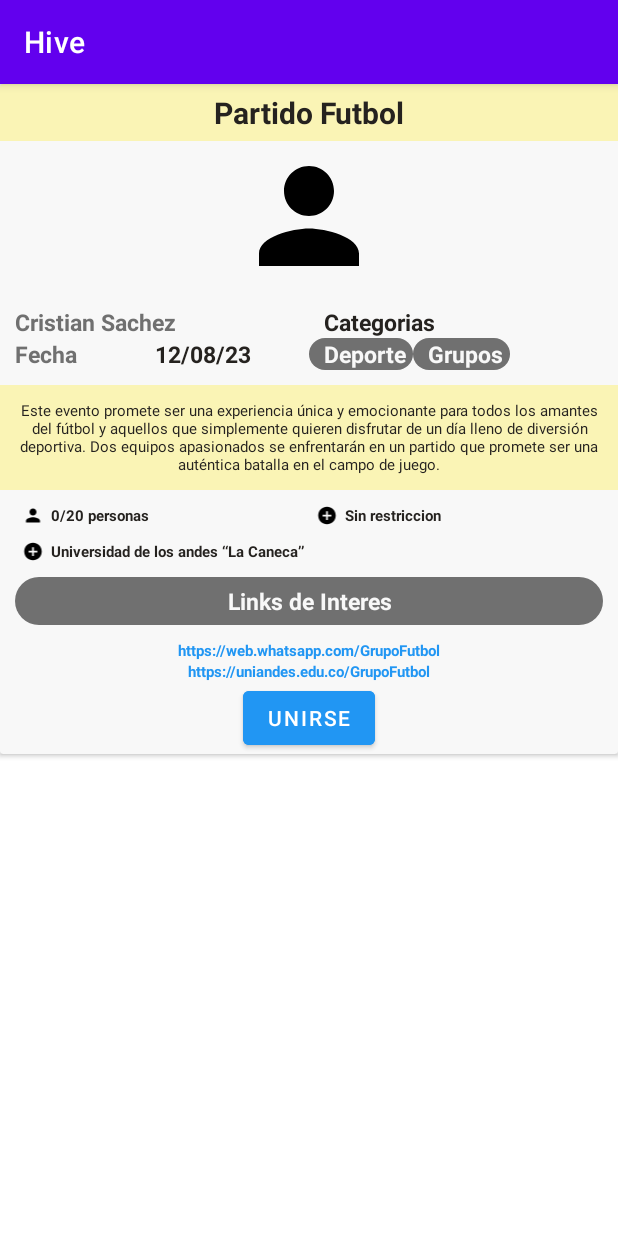
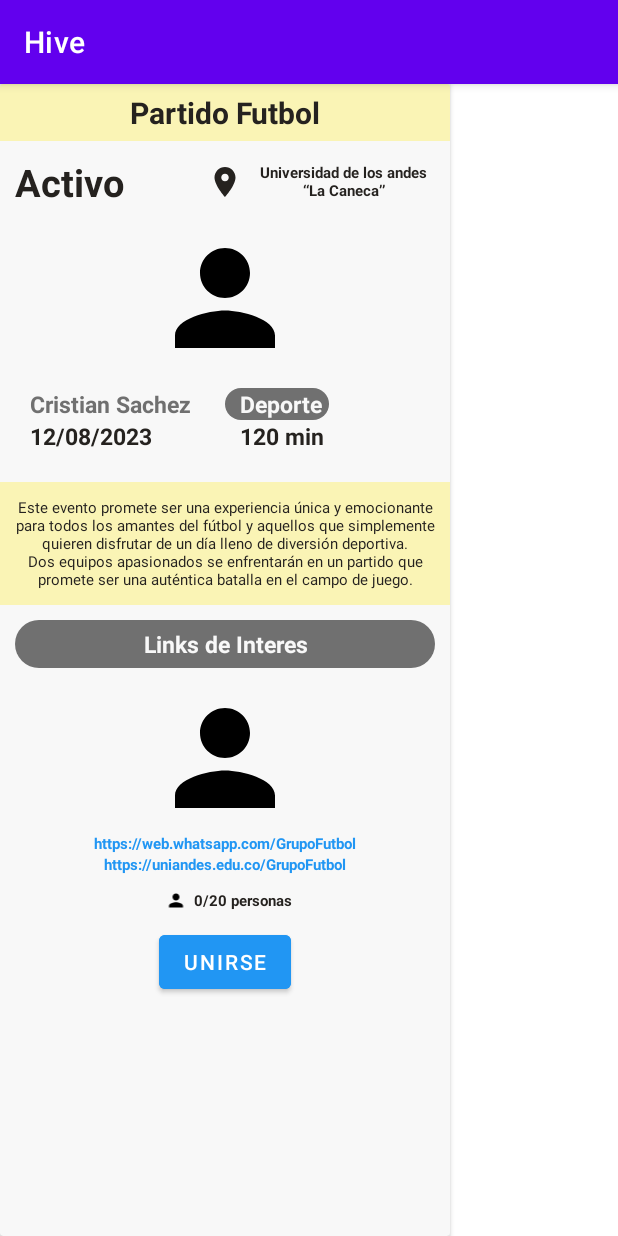
Before and after one commit to ISIS3510-202320-Team31/Android-Kotlin, an Android app: the fragment EventDetailFragment shown on its own in the app's theme, on a phone screen of 412 x 824 dp. Run offline under Robolectric (Android 15) with nearby library versions, the light colour scheme and no system bars; network calls fail.

Commit message:
fixing home and event detail

```diff
--- a/app/src/main/java/com/example/hive/model/adapters/EventsAdapter.kt
+++ b/app/src/main/java/com/example/hive/model/adapters/EventsAdapter.kt
@@ -38,6 +38,7 @@ class EventsAdapter : RecyclerView.Adapter<EventsAdapter.MListHolder>() {
         )
     }
 
+
     override fun getItemCount(): Int {
         return differ.currentList.size
     }
@@ -65,11 +66,24 @@ class EventsAdapter : RecyclerView.Adapter<EventsAdapter.MListHolder>() {
             val eventNameTextView = detailDialog.findViewById<TextView>(R.id.title)
             eventNameTextView.text = event.name
 
+            val eventEstadoTextView = detailDialog.findViewById<TextView>(R.id.estado)
+            if (event.state) {
+                eventEstadoTextView.text = "Activo"
+            } else {
+                eventEstadoTextView.text = "Inactivo"
+            }
+
+            val eventCategoryTextView = detailDialog.findViewById<TextView>(R.id.categoria)
+            eventCategoryTextView.text = event.category
+
             val eventCreatorTextView = detailDialog.findViewById<TextView>(R.id.creador)
             eventCreatorTextView.text = event.creator
 
             val eventDateTextView = detailDialog.findViewById<TextView>(R.id.fecha)
             eventDateTextView.text = newDate
+
+            val eventDuracionTextView = detailDialog.findViewById<TextView>(R.id.duracion)
+            eventDuracionTextView.text = event.duration.toString()+" minutos"
 
             val eventDescriptionTextView = detailDialog.findViewById<TextView>(R.id.descripcion)
             eventDescriptionTextView.text = event.description
--- a/app/src/main/res/layout/fragment_event_detail.xml
+++ b/app/src/main/res/layout/fragment_event_detail.xml
@@ -2,135 +2,143 @@
 <androidx.cardview.widget.CardView
     xmlns:android="http://schemas.android.com/apk/res/android"
     xmlns:app="http://schemas.android.com/apk/res-auto"
-    android:layout_width="match_parent"
-    android:layout_height="wrap_content"
+    android:layout_width="300dp"
+    android:layout_height="match_parent"
     app:cardBackgroundColor="#F8F8F8">
 
     <LinearLayout
         android:layout_width="match_parent"
-        android:layout_height="match_parent"
+        android:layout_height="wrap_content"
         android:orientation="vertical">
 
         <TextView
             android:id="@+id/title"
             android:layout_width="match_parent"
-            android:layout_height="wrap_content"
+            android:layout_height="match_parent"
+            android:layout_weight="1"
+            android:background="#faf4b5"
             android:padding="5dp"
+            android:text="Partido Futbol"
             android:textAlignment="center"
-            android:background="#faf4b5"
-            android:text="Partido Futbol"
+            android:textColor="#25221F"
             android:textSize="20dp"
-            android:textStyle="bold"
-            android:textColor="#25221F" />
+            android:textStyle="bold" />
+
+        <LinearLayout
+            android:layout_width="match_parent"
+            android:layout_height="match_parent"
+            android:layout_weight="1"
+            android:layout_margin="10dp"
+            android:orientation="horizontal">
+
+            <TextView
+                android:id="@+id/estado"
+                android:layout_width="match_parent"
+                android:layout_height="wrap_content"
+                android:layout_weight="2"
+                android:text="Activo"
+                android:textAlignment="viewStart"
+                android:textColor="#25221F"
+                android:textSize="25dp"
+                android:textStyle="bold" />
+
+            <ImageView
+                android:id="@+id/imgLugar"
+                android:layout_width="wrap_content"
+                android:layout_height="match_parent"
+                android:padding="5dp"
+                android:src="@drawable/ic_baseline_room_24" />
+
+            <TextView
+                android:id="@+id/lugar"
+                android:layout_width="match_parent"
+                android:layout_height="match_parent"
+                android:layout_weight="2"
+                android:gravity="center"
+                android:text="Universidad de los andes “La Caneca”"
+                android:textColor="#25221F"
+                android:textSize="10dp"
+                android:textStyle="bold"
+                app:layout_constraintStart_toStartOf="parent" />
+
+        </LinearLayout>
 
         <ImageView
             android:id="@+id/imagen"
             android:layout_width="match_parent"
             android:layout_height="100dp"
+            android:layout_weight="1"
             android:src="@drawable/ic_baseline_person_24"
             app:layout_constraintTop_toBottomOf="@+id/title" />
 
         <LinearLayout
             android:id="@+id/info"
             android:layout_width="match_parent"
-            android:layout_height="wrap_content"
-            android:layout_marginTop="10dp"
+            android:layout_height="match_parent"
+            android:layout_weight="1"
+            android:layout_margin="10dp"
             android:orientation="horizontal"
             app:layout_constraintTop_toBottomOf="@+id/imagen">
 
             <LinearLayout
                 android:layout_width="match_parent"
                 android:layout_height="wrap_content"
-                android:layout_weight="1"
+                android:layout_weight="2"
                 android:orientation="vertical">
 
                 <TextView
                     android:id="@+id/creador"
-                    android:layout_width="match_parent"
+                    android:layout_width="wrap_content"
                     android:layout_height="wrap_content"
                     android:paddingLeft="10dp"
+                    android:text="Cristian Sachez"
                     android:textAlignment="viewStart"
-                    android:text="Cristian Sachez"
+                    android:textColor="#707070"
                     android:textSize="15dp"
-                    android:textStyle="bold"
-                    android:textColor="#707070" />
-                <LinearLayout
-                    android:layout_width="match_parent"
-                    android:layout_height="match_parent"
-                    android:layout_weight="1"
-                    android:orientation="horizontal">
+                    android:textStyle="bold" />
 
-                    <TextView
-                        android:id="@+id/fechaText"
-                        android:layout_width="match_parent"
-                        android:layout_height="wrap_content"
-                        android:layout_weight="1"
-                        android:paddingLeft="10dp"
-                        android:textAlignment="viewStart"
-                        android:text="Fecha"
-                        android:textColor="#707070"
-                        android:textSize="15dp"
-                        android:textStyle="bold" />
 
-                    <TextView
-                        android:id="@+id/fecha"
-                        android:layout_width="match_parent"
-                        android:layout_height="wrap_content"
-                        android:layout_weight="1"
-                        android:textAlignment="viewStart"
-                        android:text="12/08/23"
-                        android:textColor="#25221F"
-                        android:textSize="15dp"
-                        android:textStyle="bold" />
-
-                </LinearLayout>
+                <TextView
+                    android:id="@+id/fecha"
+                    android:layout_width="wrap_content"
+                    android:layout_height="wrap_content"
+                    android:paddingLeft="10dp"
+                    android:text="12/08/2023"
+                    android:textAlignment="viewStart"
+                    android:textColor="#25221F"
+                    android:textSize="15dp"
+                    android:textStyle="bold" />
 
             </LinearLayout>
 
             <LinearLayout
                 android:layout_width="match_parent"
                 android:layout_height="wrap_content"
-                android:layout_weight="1"
+                android:layout_weight="2"
                 android:orientation="vertical">
 
                 <TextView
-                    android:id="@+id/categorias"
-                    android:layout_width="match_parent"
+                    android:id="@+id/categoria"
+                    android:layout_width="wrap_content"
+                    android:layout_height="wrap_content"
+                    android:background="@drawable/round_grey"
+                    android:paddingLeft="10dp"
+                    android:text="Deporte"
+                    android:textAlignment="viewStart"
+                    android:textColor="#F8F8F8"
+                    android:textSize="15dp"
+                    android:textStyle="bold" />
+
+                <TextView
+                    android:id="@+id/duracion"
+                    android:layout_width="wrap_content"
                     android:layout_height="wrap_content"
                     android:paddingLeft="10dp"
+                    android:text="120 min"
                     android:textAlignment="viewStart"
-                    android:text="Categorias"
+                    android:textColor="#25221F"
                     android:textSize="15dp"
-                    android:textStyle="bold"
-                    android:textColor="#25221F" />
-                <LinearLayout
-                    android:layout_width="match_parent"
-                    android:layout_height="match_parent"
-                    android:layout_weight="1"
-                    android:orientation="horizontal">
-                    <TextView
-                        android:id="@+id/categoria1"
-                        android:layout_width="wrap_content"
-                        android:layout_height="wrap_content"
-                        android:paddingLeft="10dp"
-                        android:textAlignment="viewStart"
-                        android:background="@drawable/round_grey"
-                        android:text="Deporte"
-                        android:textSize="15dp"
-                        android:textStyle="bold"
-                        android:textColor="#F8F8F8" />
-                    <TextView
-                        android:id="@+id/categoria2"
-                        android:layout_width="wrap_content"
-                        android:layout_height="wrap_content"
-                        android:paddingLeft="10dp"
-                        android:textAlignment="viewStart"
-                        android:background="@drawable/round_grey"
-                        android:text="Grupos"
-                        android:textSize="15dp"
-                        android:textStyle="bold"
-                        android:textColor="#F8F8F8" />
-                </LinearLayout>
+                    android:textStyle="bold" />
 
             </LinearLayout>
 
@@ -139,53 +147,83 @@
         <TextView
             android:id="@+id/descripcion"
             android:layout_width="match_parent"
-            android:layout_height="wrap_content"
+            android:layout_height="match_parent"
+            android:layout_weight="1"
+            android:layout_marginTop="10dp"
+            android:background="#faf4b5"
+            android:padding="10dp"
+            android:text="Este evento promete ser una experiencia única y emocionante para todos los amantes del fútbol y aquellos que simplemente quieren disfrutar de un día lleno de diversión deportiva. Dos equipos apasionados se enfrentarán en un partido que promete ser una auténtica batalla en el campo de juego."
             android:textAlignment="center"
-            android:layout_marginTop="10dp"
-            android:padding="10dp"
-            android:background="#faf4b5"
-            android:text="Este evento promete ser una experiencia única y emocionante para todos los amantes del fútbol y aquellos que simplemente quieren disfrutar de un día lleno de diversión deportiva. Dos equipos apasionados se enfrentarán en un partido que promete ser una auténtica batalla en el campo de juego."
+            android:textColor="#25221F"
             android:textSize="10dp"
-            android:textColor="#25221F"
-            app:layout_constraintTop_toBottomOf="@+id/info"/>
+            app:layout_constraintTop_toBottomOf="@+id/info" />
+
+        <TextView
+            android:id="@+id/links"
+            android:layout_width="match_parent"
+            android:layout_height="match_parent"
+            android:layout_weight="1"
+            android:layout_margin="10dp"
+            android:background="@drawable/round_grey"
+            android:padding="5dp"
+            android:text="Links de Interes"
+            android:textAlignment="center"
+            android:textColor="#F8F8F8"
+            android:textSize="15dp"
+            android:textStyle="bold" />
+
+        <ImageView
+            android:id="@+id/qr"
+            android:layout_width="match_parent"
+            android:layout_weight="1"
+            android:layout_height="100dp"
+            android:src="@drawable/ic_baseline_person_24"
+            app:layout_constraintTop_toBottomOf="@+id/title" />
+
+
+        <TextView
+            android:id="@+id/link1"
+            android:layout_width="match_parent"
+            android:layout_height="match_parent"
+            android:layout_weight="1"
+            android:text="https://web.whatsapp.com/GrupoFutbol"
+            android:textAlignment="center"
+            android:textColor="#2196F3"
+            android:textSize="10dp"
+            android:textStyle="bold" />
+
+        <TextView
+            android:id="@+id/link2"
+            android:layout_width="match_parent"
+            android:layout_height="match_parent"
+            android:layout_weight="1"
+            android:text="https://uniandes.edu.co/GrupoFutbol"
+            android:textAlignment="center"
+            android:textColor="#2196F3"
+            android:textSize="10dp"
+            android:textStyle="bold" />
 
         <LinearLayout
             android:layout_width="match_parent"
-            android:layout_height="wrap_content"
+            android:layout_height="match_parent"
+            android:layout_weight="1"
             android:layout_margin="10dp"
+            android:gravity="center"
             android:orientation="horizontal">
 
             <ImageView
                 android:id="@+id/imgPersonas"
                 android:layout_width="wrap_content"
                 android:layout_height="match_parent"
-                android:src="@drawable/ic_baseline_person_24"/>
+                android:src="@drawable/ic_baseline_person_24"
+                android:textAlignment="viewEnd" />
 
             <TextView
                 android:id="@+id/personas"
-                android:layout_width="match_parent"
+                android:layout_width="wrap_content"
                 android:layout_height="wrap_content"
-                android:layout_weight="1"
+                android:text="0/20 personas"
                 android:textAlignment="viewStart"
-                android:text="0/20 personas"
-                android:textColor="#25221F"
-                android:textSize="10dp"
-                android:textStyle="bold" />
-
-
-            <ImageView
-                android:id="@+id/imgRestriccion"
-                android:layout_width="wrap_content"
-                android:layout_height="match_parent"
-                android:src="@drawable/ic_baseline_add"/>
-
-            <TextView
-                android:id="@+id/restriccion"
-                android:layout_width="match_parent"
-                android:layout_height="wrap_content"
-                android:layout_weight="1"
-                android:textAlignment="viewStart"
-                android:text="Sin restriccion"
                 android:textColor="#25221F"
                 android:textSize="10dp"
                 android:textStyle="bold" />
@@ -196,71 +234,14 @@
             android:layout_width="match_parent"
             android:layout_height="match_parent"
             android:layout_weight="1"
-            android:layout_marginRight="10dp"
-            android:layout_marginLeft="10dp"
+            android:gravity="center"
             android:orientation="horizontal">
 
-            <ImageView
-                android:id="@+id/imgLugar"
-                android:layout_width="wrap_content"
-                android:layout_height="match_parent"
-                android:src="@drawable/ic_baseline_add"/>
-
-            <TextView
-                android:id="@+id/lugar"
-                android:layout_width="match_parent"
-                android:layout_height="wrap_content"
-                android:layout_weight="1"
-                android:textAlignment="viewStart"
-                android:text="Universidad de los andes “La Caneca”"
-                android:textColor="#25221F"
-                android:textSize="10dp"
-                android:textStyle="bold" />
-
-        </LinearLayout>
-        <TextView
-            android:id="@+id/links"
-            android:layout_width="match_parent"
-            android:layout_height="wrap_content"
-            android:layout_margin="10dp"
-            android:padding="5dp"
-            android:textAlignment="center"
-            android:background="@drawable/round_grey"
-            android:text="Links de Interes"
-            android:textSize="15dp"
-            android:textStyle="bold"
-            android:textColor="#F8F8F8" />
-        <TextView
-            android:id="@+id/link1"
-            android:layout_width="match_parent"
-            android:layout_height="wrap_content"
-            android:layout_weight="1"
-            android:textAlignment="center"
-            android:text="https://web.whatsapp.com/GrupoFutbol"
-            android:textColor="#2196F3"
-            android:textSize="10dp"
-            android:textStyle="bold" />
-        <TextView
-            android:id="@+id/link2"
-            android:layout_width="match_parent"
-            android:layout_height="wrap_content"
-            android:layout_weight="1"
-            android:textAlignment="center"
-            android:text="https://uniandes.edu.co/GrupoFutbol"
-            android:textColor="#2196F3"
-            android:textSize="10dp"
-            android:textStyle="bold" />
-
-        <LinearLayout
-            android:layout_width="match_parent"
-            android:layout_height="match_parent"
-            android:gravity="center"
-            android:orientation="horizontal">
             <Button
                 android:id="@+id/submitButton"
-                android:backgroundTint="#2196F3"
                 android:layout_width="wrap_content"
                 android:layout_height="wrap_content"
+                android:backgroundTint="#2196F3"
                 android:text="Unirse" />
         </LinearLayout>
     </LinearLayout>
```
